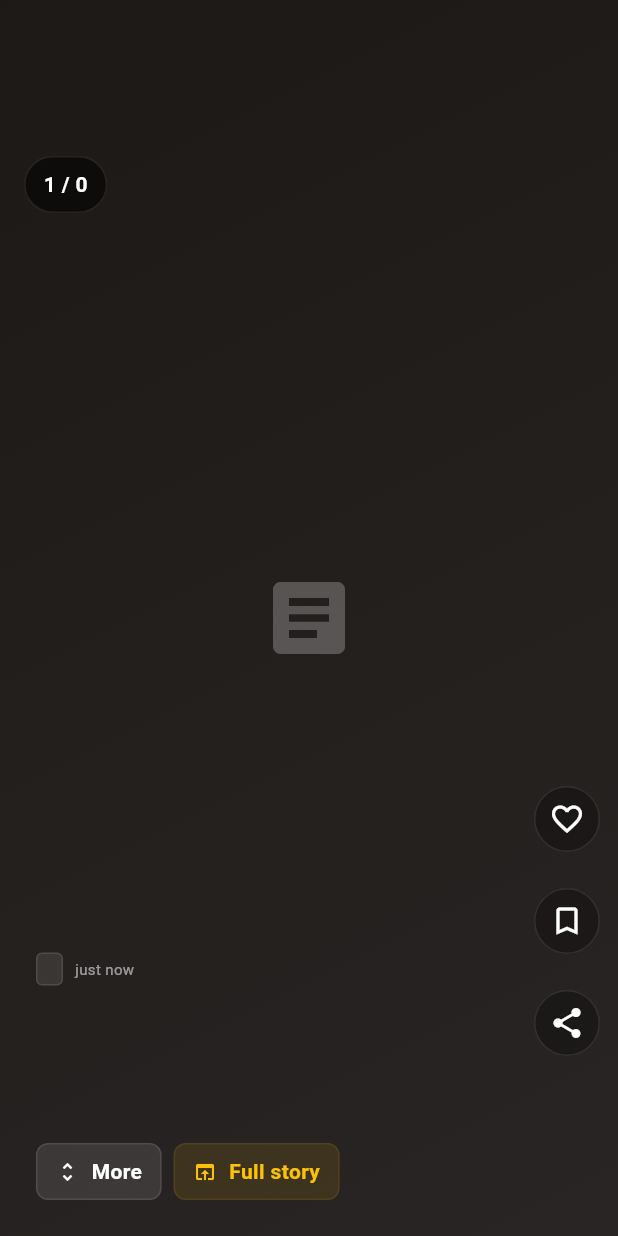
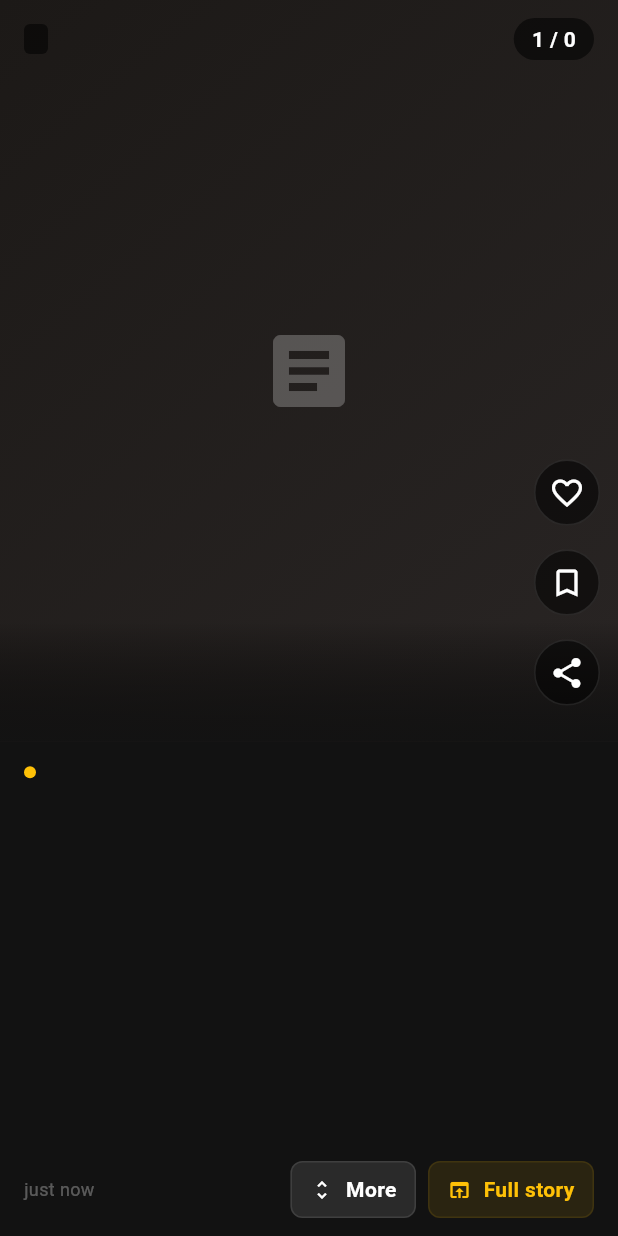
Before and after one commit to nandikunal/kiezlink_app, a Flutter app: the StoryCard widget shown alone on an empty page, opened directly with empty values, on a phone screen of 412 x 824 dp. Run offline on Flutter 3.47's test engine with Material 3 defaults, Android fonts, the phone set to English and light mode, and no system bars; our stand-ins replace cached_network_image, flutter_timezone, geocoding, geolocator, shared_preferences, shimmer; accounts and stored records are empty; network calls fail.

Commit message:
feat: StoryCard split-layout — image top 60%, text panel bottom 40%, nav-bar safe (#8)
* fix: add all missing AppConfig, AppOpacity, GradientStops constants (#5)

* fix: move AppOpacity.minimal to correct class

* feat: redesign StoryCard to match screenshot — split image/text layout, nav-bar safe

```diff
--- a/lib/widgets/story_card.dart
+++ b/lib/widgets/story_card.dart
@@ -31,8 +31,15 @@ class _StoryCardState extends State<StoryCard> {
   Widget build(BuildContext context) {
     final provider = context.watch<NewsProvider>();
     final item = widget.item;
+    // Respect system bottom padding (nav bar) so text is never hidden.
+    final bottomInset = MediaQuery.of(context).padding.bottom;
 
-    return Stack(
+    return Column(
+      children: [
+        // ── TOP: image section (fills ~60% of screen) ─────────────────────
+        Expanded(
+          flex: 60,
+          child: Stack(
             fit: StackFit.expand,
             children: [
               // Hero image
@@ -40,57 +47,49 @@ class _StoryCardState extends State<StoryCard> {
                 CachedNetworkImage(
                   imageUrl: item.imageUrl,
                   fit: BoxFit.cover,
-            placeholder: (_, __) => Container(color: const Color(0xFF1C1917)),
+                  placeholder: (_, __) =>
+                      Container(color: const Color(0xFF1C1917)),
                   errorWidget: (_, __, ___) => _imageFallback(),
                 )
               else
                 _imageFallback(),
 
-        // Gradient overlay
-        DecoratedBox(
+              // Subtle bottom fade so image bleeds into text panel
+              Positioned(
+                left: 0, right: 0, bottom: 0,
+                height: 80,
+                child: DecoratedBox(
                   decoration: BoxDecoration(
                     gradient: LinearGradient(
                       begin: Alignment.topCenter,
                       end: Alignment.bottomCenter,
                       colors: [
-                Colors.black.withValues(alpha: 0.1),
                         Colors.transparent,
-                Colors.black.withValues(alpha: 0.55),
-                Colors.black.withValues(alpha: 0.97),
+                        AppConfig.backgroundColor.withValues(alpha: 0.95),
                       ],
-              stops: GradientStops.cardGradient,
+                    ),
                   ),
                 ),
               ),
 
-        // Main content bottom-left
+              // ── Source badge + counter row (top-left / top-right) ────────
               Positioned(
-          left: 0,
-          right: 60,
-          bottom: 0,
-          child: Padding(
-            padding: const EdgeInsets.fromLTRB(
-              AppConfig.paddingXLarge,
-              0,
-              AppConfig.paddingXLarge,
-              AppConfig.paddingXLarge,
-            ),
-            child: Column(
-              crossAxisAlignment: CrossAxisAlignment.start,
-              mainAxisSize: MainAxisSize.min,
+                top: MediaQuery.of(context).padding.top +
+                    AppConfig.paddingMedium,
+                left: AppConfig.paddingLarge,
+                right: AppConfig.paddingLarge,
+                child: Row(
                   children: [
-                Row(children: [
+                    // Source pill
                     Container(
                       padding: const EdgeInsets.symmetric(
                         horizontal: AppConfig.paddingSmall,
                         vertical: 3,
                       ),
                       decoration: BoxDecoration(
-                      color: Colors.white.withValues(alpha: AppOpacity.veryLow),
+                        color: Colors.black
+                            .withValues(alpha: AppOpacity.medium),
                         borderRadius: BorderRadius.circular(4),
-                      border: Border.all(
-                        color: Colors.white.withValues(alpha: AppOpacity.veryLow),
-                      ),
                       ),
                       child: Text(
                         item.source,
@@ -101,23 +100,115 @@ class _StoryCardState extends State<StoryCard> {
                         ),
                       ),
                     ),
-                  const SizedBox(width: AppConfig.paddingSmall),
-                  Text(
-                    DateTimeUtils.timeAgo(item.publishedAt),
-                    style: TextStyle(
-                      color: Colors.white.withValues(alpha: AppOpacity.medium),
-                      fontSize: AppConfig.fontSizeXSmall,
+                    const Spacer(),
+                    // Story counter  e.g.  7 / 20
+                    Container(
+                      padding: const EdgeInsets.symmetric(
+                        horizontal: AppConfig.paddingMedium,
+                        vertical: 4,
+                      ),
+                      decoration: BoxDecoration(
+                        color: Colors.black
+                            .withValues(alpha: AppOpacity.medium),
+                        borderRadius: BorderRadius.circular(20),
+                      ),
+                      child: Text(
+                        '${widget.index + 1} / ${widget.total}',
+                        style: const TextStyle(
+                          color: Colors.white,
+                          fontSize: AppConfig.fontSizeMedium,
+                          fontWeight: FontWeight.w600,
                         ),
                       ),
+                    ),
+                  ],
+                ),
+              ),
+
+              // ── Right side action buttons ────────────────────────────────
+              Positioned(
+                right: AppConfig.paddingMedium,
+                bottom: AppConfig.paddingXLarge,
+                child: Column(
+                  mainAxisSize: MainAxisSize.min,
+                  children: [
+                    _sideBtn(
+                      item.isLiked ? Icons.favorite : Icons.favorite_border,
+                      item.isLiked ? Colors.red : Colors.white,
+                      () => provider.toggleLike(item.id),
+                    ),
+                    const SizedBox(height: AppConfig.paddingLarge),
+                    _sideBtn(
+                      item.isBookmarked
+                          ? Icons.bookmark
+                          : Icons.bookmark_border,
+                      item.isBookmarked
+                          ? AppConfig.primaryColor
+                          : Colors.white,
+                      () => provider.toggleBookmark(item.id),
+                    ),
+                    const SizedBox(height: AppConfig.paddingLarge),
+                    _sideBtn(Icons.share, Colors.white, () {}),
+                  ],
+                ),
+              ),
+            ],
+          ),
+        ),
+
+        // ── BOTTOM: solid text panel (~40% of screen) ─────────────────────
+        // This section has a fixed dark background — nav bar will never
+        // overlap content because we add bottomInset padding at the very end.
+        Expanded(
+          flex: 40,
+          child: Container(
+            width: double.infinity,
+            color: AppConfig.backgroundColor,
+            padding: EdgeInsets.fromLTRB(
+              AppConfig.paddingLarge,
+              AppConfig.paddingMedium,
+              AppConfig.paddingLarge,
+              AppConfig.paddingMedium + bottomInset,
+            ),
+            child: Column(
+              crossAxisAlignment: CrossAxisAlignment.start,
+              children: [
+                // ── Meta row: feed label + topic tag + time ──────────────
+                Row(
+                  children: [
+                    // Feed source label  e.g.  • NYT > Top S...
+                    Container(
+                      width: 8,
+                      height: 8,
+                      margin: const EdgeInsets.only(
+                          right: AppConfig.paddingSmall),
+                      decoration: const BoxDecoration(
+                        color: AppConfig.primaryColor,
+                        shape: BoxShape.circle,
+                      ),
+                    ),
+                    Flexible(
+                      child: Text(
+                        item.source,
+                        overflow: TextOverflow.ellipsis,
+                        style: TextStyle(
+                          color: Colors.white
+                              .withValues(alpha: AppOpacity.medium),
+                          fontSize: AppConfig.fontSizeSmall,
+                        ),
+                      ),
+                    ),
+                    const SizedBox(width: AppConfig.paddingSmall),
+                    TagChip(tag: item.tag),
                     const Spacer(),
+                    // Bookmark / read badge
                     if (item.isRead)
                       Container(
                         padding: const EdgeInsets.symmetric(
-                        horizontal: AppConfig.paddingSmall / 2,
-                        vertical: 2,
-                      ),
+                            horizontal: 6, vertical: 2),
                         decoration: BoxDecoration(
-                        color: AppConfig.successColor.withValues(alpha: AppOpacity.low),
+                          color: AppConfig.successColor
+                              .withValues(alpha: AppOpacity.low),
                           borderRadius: BorderRadius.circular(4),
                         ),
                         child: const Text(
@@ -129,114 +220,99 @@ class _StoryCardState extends State<StoryCard> {
                           ),
                         ),
                       ),
-                ]),
-                const SizedBox(height: AppConfig.paddingMedium),
-                TagChip(tag: item.tag),
-                const SizedBox(height: AppConfig.paddingMedium),
+                  ],
+                ),
+
+                const SizedBox(height: AppConfig.paddingSmall),
+
+                // ── Headline ─────────────────────────────────────────────
+                Expanded(
+                  child: AnimatedCrossFade(
+                    duration: AppConfig.animationDurationNormal,
+                    crossFadeState: _expanded
+                        ? CrossFadeState.showSecond
+                        : CrossFadeState.showFirst,
+                    firstChild: Column(
+                      crossAxisAlignment: CrossAxisAlignment.start,
+                      mainAxisSize: MainAxisSize.min,
+                      children: [
                         Text(
                           item.title,
+                          maxLines: 3,
+                          overflow: TextOverflow.ellipsis,
                           style: const TextStyle(
                             color: Colors.white,
-                    fontSize: AppConfig.fontSizeGiant,
+                            fontSize: AppConfig.fontSizeXXLarge,
                             fontWeight: FontWeight.w800,
                             height: 1.25,
                           ),
                         ),
-                const SizedBox(height: AppConfig.paddingMedium),
-                AnimatedCrossFade(
-                  duration: AppConfig.animationDurationNormal,
-                  crossFadeState: _expanded
-                      ? CrossFadeState.showSecond
-                      : CrossFadeState.showFirst,
-                  firstChild: Text(
+                        const SizedBox(height: AppConfig.paddingSmall),
+                        Text(
                           item.summary,
-                    maxLines: 3,
+                          maxLines: 2,
                           overflow: TextOverflow.ellipsis,
                           style: TextStyle(
-                      color: Colors.white.withValues(alpha: AppOpacity.high),
-                      fontSize: AppConfig.fontSizeLarge,
-                      height: 1.5,
+                            color: Colors.white
+                                .withValues(alpha: AppOpacity.medium),
+                            fontSize: AppConfig.fontSizeMedium,
+                            height: 1.4,
                           ),
                         ),
-                  secondChild: Text(
+                      ],
+                    ),
+                    secondChild: SingleChildScrollView(
+                      child: Text(
                         item.content,
                         style: TextStyle(
-                      color: Colors.white.withValues(alpha: AppOpacity.high),
-                      fontSize: AppConfig.fontSizeLarge,
+                          color:
+                              Colors.white.withValues(alpha: AppOpacity.high),
+                          fontSize: AppConfig.fontSizeMedium,
                           height: 1.5,
                         ),
                       ),
                     ),
-                const SizedBox(height: AppConfig.paddingMedium),
-                Row(children: [
+                  ),
+                ),
+
+                const SizedBox(height: AppConfig.paddingSmall),
+
+                // ── Bottom action row ─────────────────────────────────────
+                Row(
+                  children: [
+                    // Time ago
+                    Text(
+                      DateTimeUtils.timeAgo(item.publishedAt),
+                      style: TextStyle(
+                        color: Colors.white.withValues(alpha: AppOpacity.low),
+                        fontSize: AppConfig.fontSizeSmall,
+                      ),
+                    ),
+                    const Spacer(),
                     _actionBtn(
                       _expanded ? Icons.unfold_less : Icons.unfold_more,
                       _expanded ? AppConfig.textLess : AppConfig.textMore,
                       () => setState(() => _expanded = !_expanded),
                     ),
                     const SizedBox(width: AppConfig.paddingSmall),
+                    // "Tap to know more" styled button
                     _actionBtn(
                       Icons.open_in_browser,
                       AppConfig.textFullStory,
                       () => _launch(item.sourceUrl),
                       color: AppConfig.primaryColor,
                     ),
-                ]),
                   ],
                 ),
-          ),
-        ),
-
-        // Right side action buttons
-        Positioned(
-          right: AppConfig.paddingMedium,
-          bottom: 120,
-          child: Column(mainAxisSize: MainAxisSize.min, children: [
-            _sideBtn(
-              item.isLiked ? Icons.favorite : Icons.favorite_border,
-              item.isLiked ? Colors.red : Colors.white,
-              () => provider.toggleLike(item.id),
-            ),
-            const SizedBox(height: AppConfig.paddingXLarge),
-            _sideBtn(
-              item.isBookmarked ? Icons.bookmark : Icons.bookmark_border,
-              item.isBookmarked ? AppConfig.primaryColor : Colors.white,
-              () => provider.toggleBookmark(item.id),
-            ),
-            const SizedBox(height: AppConfig.paddingXLarge),
-            _sideBtn(Icons.share, Colors.white, () {}),
-          ]),
-        ),
-
-        // Story counter
-        Positioned(
-          top: 104,
-          left: AppConfig.paddingLarge,
-          child: Container(
-            padding: const EdgeInsets.symmetric(
-              horizontal: AppConfig.paddingMedium,
-              vertical: AppConfig.paddingSmall,
-            ),
-            decoration: BoxDecoration(
-              color: Colors.black.withValues(alpha: AppOpacity.medium),
-              borderRadius: BorderRadius.circular(20),
-              border: Border.all(
-                color: Colors.white.withValues(alpha: AppOpacity.veryLow),
-              ),
-            ),
-            child: Text(
-              '${widget.index + 1} / ${widget.total}',
-              style: const TextStyle(
-                color: Colors.white,
-                fontSize: AppConfig.fontSizeMedium,
-                fontWeight: FontWeight.w600,
-              ),
+              ],
             ),
           ),
         ),
       ],
     );
   }
+
+  // ── helpers ──────────────────────────────────────────────────────────────
 
   Widget _imageFallback() => Container(
         decoration: const BoxDecoration(
@@ -262,7 +338,7 @@ class _StoryCardState extends State<StoryCard> {
           width: 44,
           height: 44,
           decoration: BoxDecoration(
-            color: Colors.black.withValues(alpha: AppOpacity.low),
+            color: Colors.black.withValues(alpha: AppOpacity.medium),
             shape: BoxShape.circle,
             border: Border.all(
               color: Colors.white.withValues(alpha: AppOpacity.veryLow),
@@ -286,14 +362,19 @@ class _StoryCardState extends State<StoryCard> {
             vertical: AppConfig.paddingSmall,
           ),
           decoration: BoxDecoration(
-            color: (color ?? Colors.white).withValues(alpha: AppOpacity.veryLow),
-            borderRadius: BorderRadius.circular(AppConfig.borderRadiusSmall),
+            color: (color ?? Colors.white)
+                .withValues(alpha: AppOpacity.veryLow),
+            borderRadius:
+                BorderRadius.circular(AppConfig.borderRadiusSmall),
             border: Border.all(
-              color: (color ?? Colors.white).withValues(alpha: AppOpacity.veryLow),
+              color: (color ?? Colors.white)
+                  .withValues(alpha: AppOpacity.veryLow),
             ),
           ),
           child: Row(mainAxisSize: MainAxisSize.min, children: [
-            Icon(icon, color: color ?? Colors.white, size: AppConfig.iconSizeSmall),
+            Icon(icon,
+                color: color ?? Colors.white,
+                size: AppConfig.iconSizeSmall),
             const SizedBox(width: AppConfig.paddingSmall),
             Text(
               label,
@@ -312,7 +393,8 @@ class _StoryCardState extends State<StoryCard> {
       if (url.isEmpty) {
         if (mounted) {
           ScaffoldMessenger.of(context).showSnackBar(
-            const SnackBar(content: Text(AppConfig.errorUrlNotAvailable)),
+            const SnackBar(
+                content: Text(AppConfig.errorUrlNotAvailable)),
           );
         }
         return;
@@ -323,14 +405,16 @@ class _StoryCardState extends State<StoryCard> {
       } else {
         if (mounted) {
           ScaffoldMessenger.of(context).showSnackBar(
-            const SnackBar(content: Text(AppConfig.errorCouldNotOpenUrl)),
+            const SnackBar(
+                content: Text(AppConfig.errorCouldNotOpenUrl)),
           );
         }
       }
-    } catch (e) {
+    } catch (_) {
       if (mounted) {
         ScaffoldMessenger.of(context).showSnackBar(
-          const SnackBar(content: Text(AppConfig.errorFailedToOpenUrl)),
+          const SnackBar(
+              content: Text(AppConfig.errorFailedToOpenUrl)),
         );
       }
     }
```
Lines whose indentation alone changed are shown as unchanged.
